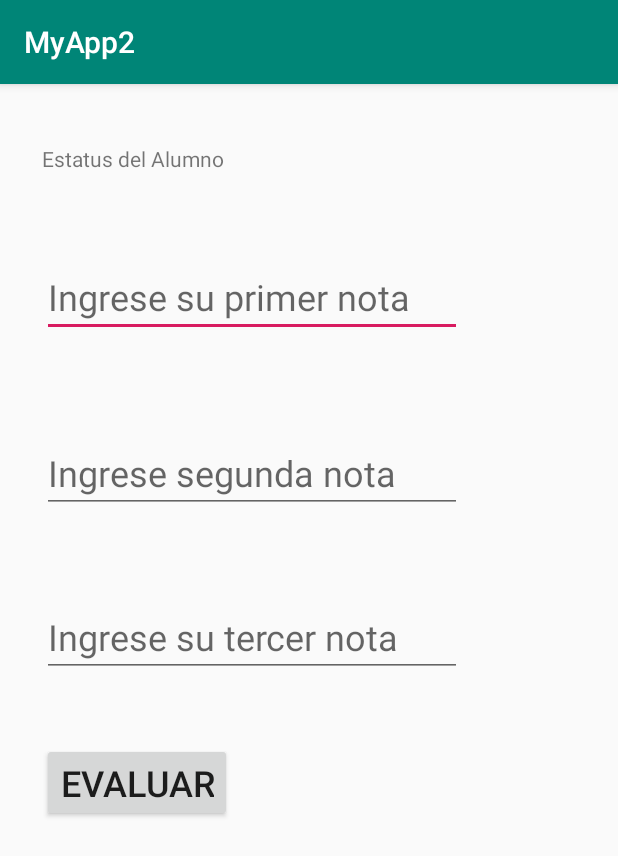
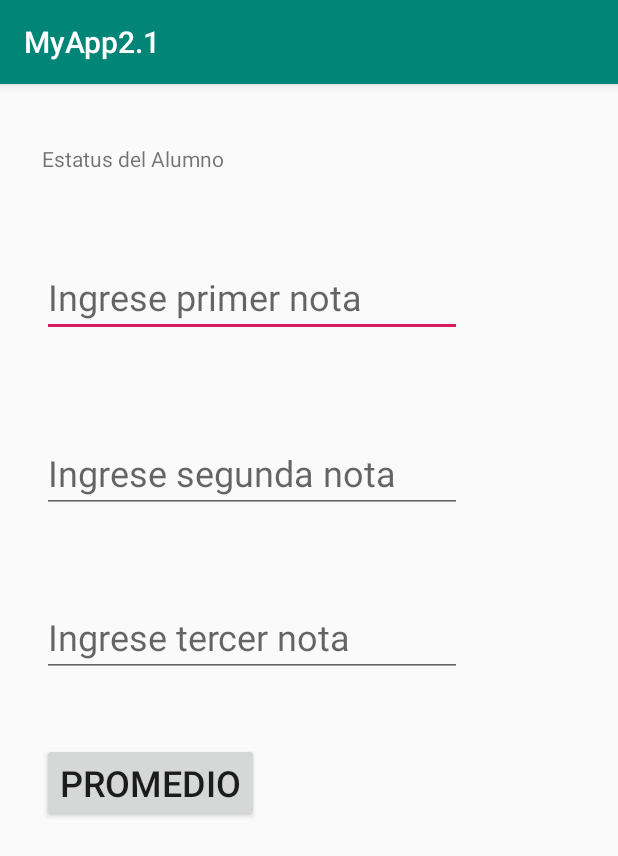
Before and after one commit to njm181/AndroidApps, an Android app: the screen it shows after launch (MainActivity), on a phone screen of 412 x 824 dp. Shown: the top 856 px of the screen. Run offline under Robolectric (Android 15) with nearby library versions, the phone set to English and light mode, and no system bars.

Commit message:
tercer commit con modificaciones en MyApp2

```diff
--- a/MyApp2/app/src/main/res/layout/activity_main.xml
+++ b/MyApp2/app/src/main/res/layout/activity_main.xml
@@ -13,7 +13,7 @@
         android:layout_marginStart="28dp"
         android:layout_marginLeft="28dp"
         android:layout_marginTop="40dp"
-        android:text="Estatus del Alumno"
+        android:text="@string/txt_view_String"
         app:layout_constraintStart_toStartOf="parent"
         app:layout_constraintTop_toTopOf="parent"
         tools:textSize="24sp" />
@@ -26,7 +26,7 @@
         android:layout_marginLeft="28dp"
         android:layout_marginTop="56dp"
         android:ems="10"
-        android:hint="Ingrese su primer nota"
+        android:hint="@string/txt_nota1_string"
         android:inputType="number"
         android:textSize="24sp"
         app:layout_constraintStart_toStartOf="parent"
@@ -40,7 +40,7 @@
         android:layout_marginLeft="28dp"
         android:layout_marginTop="64dp"
         android:ems="10"
-        android:hint="Ingrese segunda nota"
+        android:hint="@string/txt_nota2_string"
         android:inputType="number"
         android:textSize="24sp"
         app:layout_constraintStart_toStartOf="parent"
@@ -54,7 +54,7 @@
         android:layout_marginLeft="28dp"
         android:layout_marginTop="56dp"
         android:ems="10"
-        android:hint="Ingrese su tercer nota"
+        android:hint="@string/txt_nota3_string"
         android:inputType="number"
         android:textSize="24sp"
         app:layout_constraintStart_toStartOf="parent"
@@ -68,7 +68,7 @@
         android:layout_marginLeft="28dp"
         android:layout_marginTop="44dp"
         android:onClick="estatus"
-        android:text="Evaluar"
+        android:text="@string/button"
         android:textSize="24sp"
         app:layout_constraintStart_toStartOf="parent"
         app:layout_constraintTop_toBottomOf="@+id/txt_nota3" />
--- a/MyApp2/app/src/main/res/values/strings.xml
+++ b/MyApp2/app/src/main/res/values/strings.xml
@@ -1,3 +1,8 @@
 <resources>
-    <string name="app_name">MyApp2</string>
+    <string name="app_name">MyApp2.1</string>
+    <string name="txt_view_String">Estatus del Alumno</string>
+    <string name="txt_nota1_string">Ingrese primer nota</string>
+    <string name="txt_nota2_string">Ingrese segunda nota</string>
+    <string name="txt_nota3_string">Ingrese tercer nota</string>
+    <string name="button">Promedio</string>
 </resources>
```
